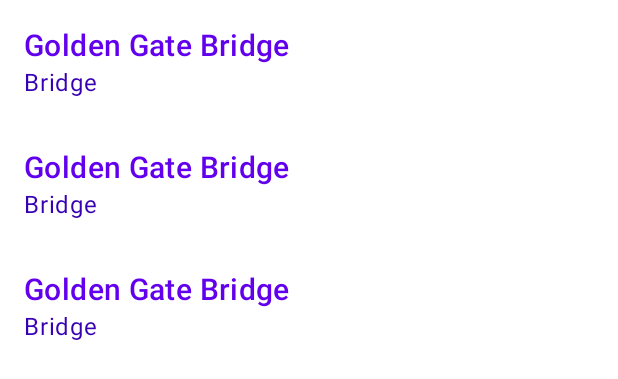
After one commit to dianatalpos/android-training, an Android app: the layout poi_list_fragment.xml on its own in the app's theme, with its tools: preview values and no code run, on a phone screen of 412 x 824 dp. The commit adds this screen. Shown: the top 379 px of the screen. Run offline under Robolectric (Android 15) with nearby library versions, the phone set to English and light mode, and no system bars.

Commit message:
[Homework 2] Add Maps and List fragments

```diff
--- a/Homework2/app/build.gradle
+++ b/Homework2/app/build.gradle
@@ -1,6 +1,7 @@
 plugins {
     id 'com.android.application'
     id 'kotlin-android'
+    id 'androidx.navigation.safeargs.kotlin'
 }
 
 android {
@@ -43,4 +44,8 @@ dependencies {
     testImplementation 'junit:junit:4.+'
     androidTestImplementation 'androidx.test.ext:junit:1.1.2'
     androidTestImplementation 'androidx.test.espresso:espresso-core:3.3.0'
+
+    //Navigation Dependencies
+    implementation "androidx.navigation:navigation-fragment-ktx:$nav_version"
+    implementation "androidx.navigation:navigation-ui-ktx:$nav_version"
 }
--- a/Homework2/app/src/debug/res/values/google_maps_api.xml
+++ b/Homework2/app/src/debug/res/values/google_maps_api.xml
@@ -20,5 +20,5 @@
     Once you have your key (it starts with "AIza"), replace the "google_maps_key"
     string in this file.
     -->
-    <string name="google_maps_key" templateMergeStrategy="preserve" translatable="false">YOUR_KEY_HERE</string>
+    <string name="google_maps_key" templateMergeStrategy="preserve" translatable="false">AIzaSyBwVfOExLUWI69zhZ7OuihwrGCtuz9nVSE</string>
 </resources>
--- /dev/null
+++ b/Homework2/app/src/main/res/layout/poi_list_fragment.xml
@@ -0,0 +1,9 @@
+<?xml version="1.0" encoding="utf-8"?>
+<androidx.recyclerview.widget.RecyclerView xmlns:android="http://schemas.android.com/apk/res/android"
+    xmlns:tools="http://schemas.android.com/tools"
+    android:layout_width="match_parent"
+    android:layout_height="match_parent"
+    android:id="@+id/poi_list"
+    tools:listitem="@layout/poi_list_item">
+
+</androidx.recyclerview.widget.RecyclerView>
--- /dev/null
+++ b/Homework2/app/src/main/res/layout/poi_list_item.xml
@@ -0,0 +1,29 @@
+<?xml version="1.0" encoding="utf-8"?>
+<LinearLayout xmlns:android="http://schemas.android.com/apk/res/android"
+    xmlns:tools="http://schemas.android.com/tools"
+    android:orientation="vertical"
+    android:layout_width="match_parent"
+    android:layout_height="wrap_content"
+    android:padding="@dimen/spacing_normal">
+
+    <TextView
+        android:id="@+id/poi_item_name_view"
+        android:layout_width="match_parent"
+        android:layout_height="wrap_content"
+        android:textAppearance="@style/TextAppearance.MaterialComponents.Headline6"
+        android:textColor="@color/purple_500"
+        tools:text="Golden Gate Bridge">
+
+    </TextView>
+
+    <TextView
+        android:id="@+id/poi_item_type_view"
+        android:layout_width="match_parent"
+        android:layout_height="wrap_content"
+        android:textAppearance="@style/TextAppearance.MaterialComponents.Body1"
+        android:textColor="@color/purple_700"
+        tools:text="Bridge">
+
+    </TextView>
+
+</LinearLayout>
--- /dev/null
+++ b/Homework2/app/src/main/res/layout/poi_map_fragment.xml
@@ -0,0 +1,6 @@
+<?xml version="1.0" encoding="utf-8"?>
+<androidx.fragment.app.FragmentContainerView xmlns:android="http://schemas.android.com/apk/res/android"
+    android:id="@+id/map_fragment"
+    android:name="com.google.android.gms.maps.SupportMapFragment"
+    android:layout_width="match_parent"
+    android:layout_height="match_parent" />
--- a/Homework2/app/src/main/res/values/strings.xml
+++ b/Homework2/app/src/main/res/values/strings.xml
@@ -3,4 +3,6 @@
     <string name="label_view_reviews">View reviews</string>
     <string name="label_rating">Rating: %1$.1f</string>
     <string name="label_num_reviews">Review count: %1$d</string>
+    <string name="label_list">List</string>
+    <string name="label_map">Map</string>
 </resources>
--- a/Homework2/build.gradle
+++ b/Homework2/build.gradle
@@ -1,6 +1,9 @@
 // Top-level build file where you can add configuration options common to all sub-projects/modules.
 buildscript {
     ext.kotlin_version = "1.4.21"
+    ext.nav_version = "2.3.3"
+
+
     repositories {
         google()
         jcenter()
@@ -8,6 +11,7 @@ buildscript {
     dependencies {
         classpath "com.android.tools.build:gradle:4.0.2"
         classpath "org.jetbrains.kotlin:kotlin-gradle-plugin:$kotlin_version"
+        classpath "androidx.navigation:navigation-safe-args-gradle-plugin:$nav_version"
 
         // NOTE: Do not place your application dependencies here; they belong
         // in the individual module build.gradle files
```
Also changed, not shown: Homework2/app/src/main/java/com/garmin/garminkaptain/MainActivity.kt (+10 -0 lines), Homework2/app/src/main/java/com/garmin/garminkaptain/ui/PoiDetailsFragment.kt (+8 -3 lines), Homework2/app/src/main/java/com/garmin/garminkaptain/ui/PoiListFragment.kt (added, +56 -0 lines), Homework2/app/src/main/java/com/garmin/garminkaptain/ui/PoiMapFragment.kt (added, +61 -0 lines), Homework2/app/src/main/res/drawable/ic_list.xml (added, +10 -0 lines), Homework2/app/src/main/res/drawable/ic_map.xml (added, +10 -0 lines), Homework2/app/src/main/res/layout/activity_main.xml (+19 -5 lines), Homework2/app/src/main/res/layout/poi_details_fragment2.xml (+8 -13 lines), Homework2/app/src/main/res/menu/bottom_nav_menu.xml (added, +14 -0 lines), Homework2/app/src/main/res/navigation/nav_graph.xml (added, +38 -0 lines), Homework2/gradle/wrapper/gradle-wrapper.properties.
